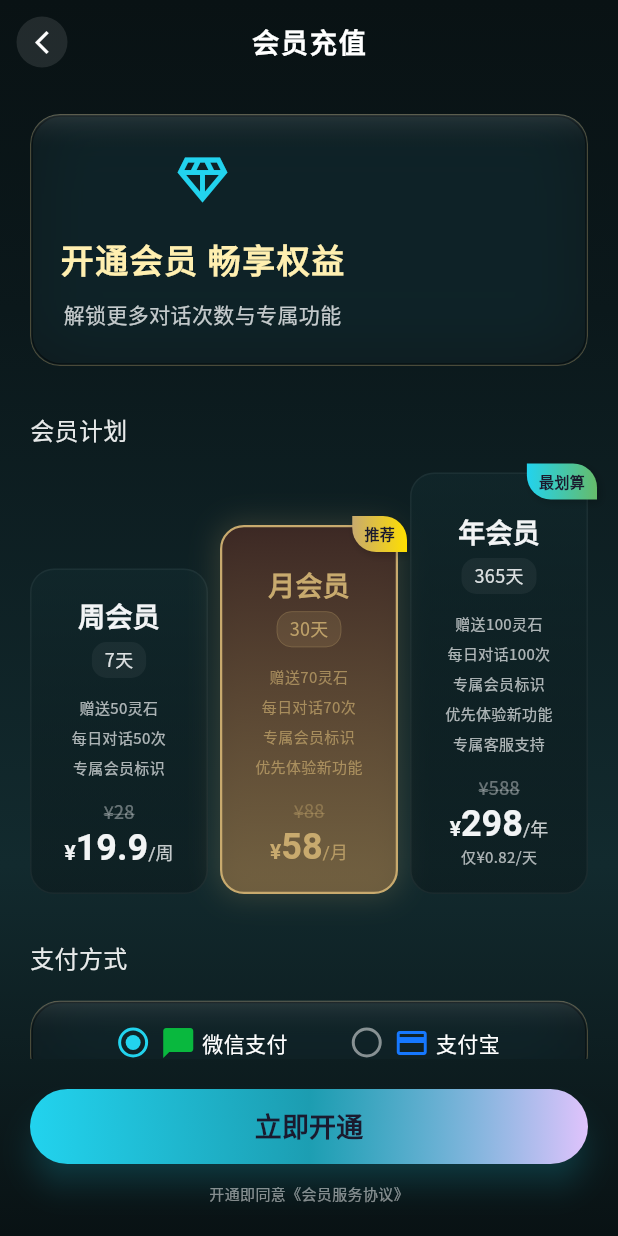
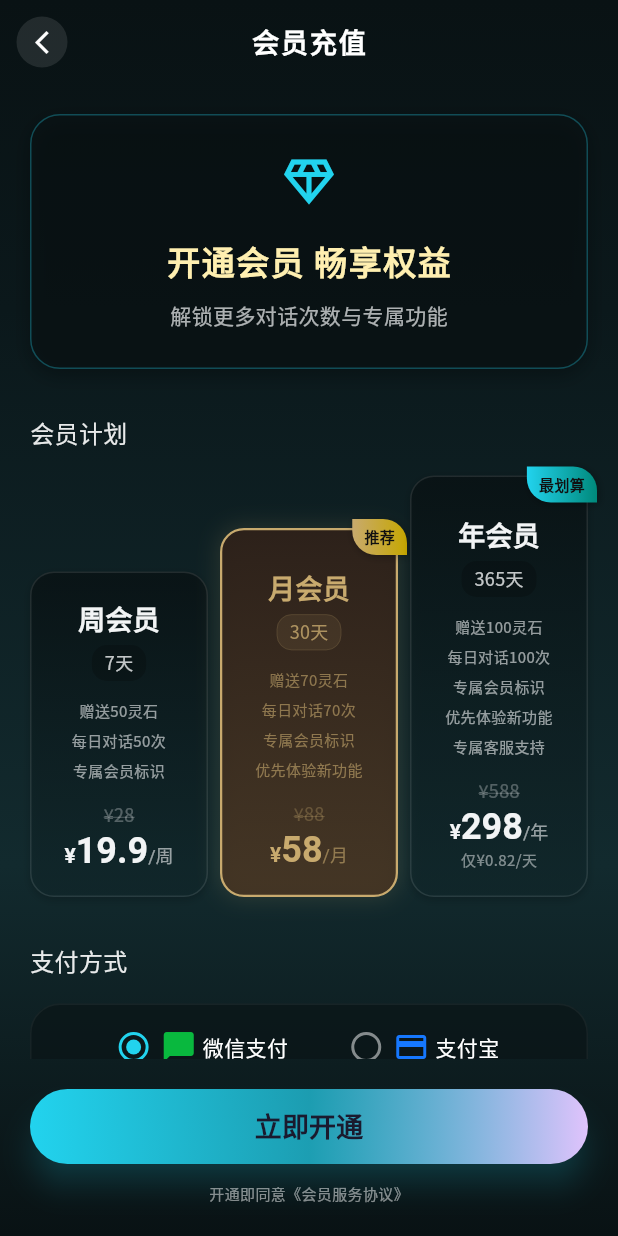
Before and after one commit to C293943/ios-app, a Flutter app: the MemberRechargeScreen screen opened directly, on a phone screen of 412 x 824 dp. Run offline on Flutter 3.47's test engine with Material 3 defaults, Android fonts, the phone set to English and light mode, and no system bars; our stand-ins replace cached_network_image, file_picker, google_fonts, shared_preferences, video_player; missing offline and left inert: flutter_3d_controller, flutter_inappwebview, markdown_widget; accounts and stored records are empty.

Commit message:
优化充值页

```diff
--- a/lib/screens/member_recharge_screen.dart
+++ b/lib/screens/member_recharge_screen.dart
@@ -98,11 +98,24 @@ class _MemberRechargeScreenState extends State<MemberRechargeScreen> {
   }
 
   Widget _buildHeaderCard(BuildContext context) {
-    return GlassContainer(
-      variant: GlassVariant.spirit,
+    return Container(
       width: double.infinity,
       padding: const EdgeInsets.symmetric(vertical: 24, horizontal: 20),
-      borderRadius: BorderRadius.circular(20),
+      decoration: BoxDecoration(
+        color: AppTheme.voidDeeper.withOpacity(0.6), // Deep dark background
+        borderRadius: BorderRadius.circular(20),
+        border: Border.all(
+          color: AppTheme.fluorescentCyan.withOpacity(0.3),
+          width: 1,
+        ),
+        boxShadow: [
+          BoxShadow(
+            color: Colors.black.withOpacity(0.3),
+            blurRadius: 10,
+            offset: const Offset(0, 4),
+          ),
+        ],
+      ),
       child: Column(
         children: [
           Icon(
@@ -114,7 +127,7 @@ class _MemberRechargeScreenState extends State<MemberRechargeScreen> {
           Text(
             context.l10n.activateMember,
             style: TextStyle(
-              color: AppTheme.warmYellow, // Gold for premium feel
+              color: AppTheme.warmYellow,
               fontSize: 22,
               fontWeight: FontWeight.bold,
               letterSpacing: 1,
@@ -124,7 +137,7 @@ class _MemberRechargeScreenState extends State<MemberRechargeScreen> {
           Text(
             context.l10n.unlockFeatures,
             style: TextStyle(
-              color: AppTheme.inkText.withOpacity(0.8), // Softer text
+              color: AppTheme.inkText.withOpacity(0.7),
               fontSize: 14,
             ),
           ),
@@ -153,8 +166,8 @@ class _MemberRechargeScreenState extends State<MemberRechargeScreen> {
             priceUnit: '/${context.l10n.week}',
             tag: null,
             gradientColors: [
-              AppTheme.inkGreen.withOpacity(0.6), // Darker base
-              AppTheme.voidDeeper.withOpacity(0.4),
+              AppTheme.voidDeeper.withOpacity(0.8),
+              AppTheme.inkGreen.withOpacity(0.6),
             ],
           ),
         ),
@@ -177,8 +190,8 @@ class _MemberRechargeScreenState extends State<MemberRechargeScreen> {
             tag: context.l10n.recommended,
             isGold: true,
             gradientColors: [
-              const Color(0xFF3E2723).withOpacity(0.9), // Dark Bronze/Gold base
-              AppTheme.bronzeGold.withOpacity(0.7),
+              const Color(0xFF2D1F18).withOpacity(0.9), // Deep bronze/black
+              const Color(0xFF4A3420).withOpacity(0.8), // Dark bronze
             ],
             textColor: AppTheme.amberGold,
           ),
@@ -203,8 +216,8 @@ class _MemberRechargeScreenState extends State<MemberRechargeScreen> {
             dailyPrice: context.l10n.pricePerDay('0.82'),
             tag: context.l10n.bestValue,
             gradientColors: [
+              AppTheme.voidDeeper.withOpacity(0.8),
               AppTheme.inkGreen.withOpacity(0.6),
-              AppTheme.voidDeeper.withOpacity(0.4),
             ],
           ),
         ),
@@ -230,11 +243,11 @@ class _MemberRechargeScreenState extends State<MemberRechargeScreen> {
     final isSelected = _selectedPlanIndex == index;
     final baseTextColor = isGold ? textColor : AppTheme.inkText;
 
-    // For selected non-gold items, use cyan tint
+    // Use darker, richer gradients for selected states
     final effectiveGradient = isSelected && !isGold
         ? [
-            AppTheme.fluorescentCyan.withOpacity(0.15),
-            AppTheme.inkGreen.withOpacity(0.8),
+            const Color(0xFF0F262A), // Dark cyan/black
+            const Color(0xFF163A3F), // Slightly lighter
           ]
         : gradientColors;
 
@@ -258,18 +271,24 @@ class _MemberRechargeScreenState extends State<MemberRechargeScreen> {
               border: Border.all(
                 color: isSelected
                     ? (isGold ? AppTheme.amberGold : AppTheme.fluorescentCyan)
-                    : Colors.white.withOpacity(0.05), // Subtle border for unselected
+                    : Colors.white.withOpacity(0.1),
                 width: isSelected ? 1.5 : 1,
               ),
               boxShadow: isSelected
                   ? [
                       BoxShadow(
-                        color: (isGold ? AppTheme.amberGold : AppTheme.fluorescentCyan).withOpacity(0.2),
-                        blurRadius: 16,
-                        spreadRadius: 2,
+                        color: (isGold ? AppTheme.amberGold : AppTheme.fluorescentCyan).withOpacity(0.15),
+                        blurRadius: 12,
+                        spreadRadius: 1,
                       )
                     ]
-                  : [],
+                  : [
+                    BoxShadow(
+                      color: Colors.black.withOpacity(0.2),
+                      blurRadius: 4,
+                      offset: const Offset(0, 2),
+                    )
+                  ],
             ),
             child: Column(
               children: [
@@ -285,17 +304,17 @@ class _MemberRechargeScreenState extends State<MemberRechargeScreen> {
                 Container(
                   padding: const EdgeInsets.symmetric(horizontal: 8, vertical: 2),
                   decoration: BoxDecoration(
-                    color: isGold ? AppTheme.amberGold.withOpacity(0.15) : Colors.white.withOpacity(0.05),
+                    color: isGold ? AppTheme.amberGold.withOpacity(0.1) : Colors.black.withOpacity(0.2),
                     borderRadius: BorderRadius.circular(10),
                     border: Border.all(
-                      color: isGold ? AppTheme.amberGold.withOpacity(0.3) : Colors.transparent,
+                      color: isGold ? AppTheme.amberGold.withOpacity(0.2) : Colors.transparent,
                       width: 0.5,
                     ),
                   ),
                   child: Text(
                     duration,
                     style: TextStyle(
-                      color: baseTextColor.withOpacity(0.9),
+                      color: baseTextColor.withOpacity(0.8),
                       fontSize: 12,
                     ),
                   ),
@@ -311,7 +330,7 @@ class _MemberRechargeScreenState extends State<MemberRechargeScreen> {
                         child: Text(
                           benefit,
                           style: TextStyle(
-                            color: baseTextColor.withOpacity(0.7),
+                            color: baseTextColor.withOpacity(0.6),
                             fontSize: 10,
                           ),
                           textAlign: TextAlign.center,
@@ -322,14 +341,14 @@ class _MemberRechargeScreenState extends State<MemberRechargeScreen> {
                     ],
                   ),
                 )),
-                const SizedBox(height: 8), // Add some spacing before price
+                const SizedBox(height: 8),
                 Text(
                   '¥$originalPrice',
                   style: TextStyle(
-                    color: baseTextColor.withOpacity(0.4),
+                    color: baseTextColor.withOpacity(0.3),
                     fontSize: 12,
                     decoration: TextDecoration.lineThrough,
-                    decorationColor: baseTextColor.withOpacity(0.4),
+                    decorationColor: baseTextColor.withOpacity(0.3),
                   ),
                 ),
                 RichText(
@@ -354,7 +373,7 @@ class _MemberRechargeScreenState extends State<MemberRechargeScreen> {
                       TextSpan(
                         text: priceUnit,
                         style: TextStyle(
-                          color: baseTextColor.withOpacity(0.8),
+                          color: baseTextColor.withOpacity(0.6),
                           fontSize: 12,
                         ),
                       ),
@@ -365,7 +384,7 @@ class _MemberRechargeScreenState extends State<MemberRechargeScreen> {
                   Text(
                     dailyPrice,
                     style: TextStyle(
-                      color: baseTextColor.withOpacity(0.7),
+                      color: baseTextColor.withOpacity(0.5),
                       fontSize: 10,
                     ),
                   ),
@@ -383,8 +402,8 @@ class _MemberRechargeScreenState extends State<MemberRechargeScreen> {
                 decoration: BoxDecoration(
                   gradient: LinearGradient(
                     colors: isGold
-                      ? [AppTheme.amberGold, const Color(0xFFFFDF00)]
-                      : [AppTheme.fluorescentCyan, const Color(0xFF66BB6A)],
+                      ? [AppTheme.amberGold, const Color(0xFFC6A700)]
+                      : [AppTheme.fluorescentCyan, const Color(0xFF00897B)],
                   ),
                   borderRadius: const BorderRadius.only(
                     topRight: Radius.circular(16),
@@ -392,16 +411,16 @@ class _MemberRechargeScreenState extends State<MemberRechargeScreen> {
                   ),
                   boxShadow: [
                     BoxShadow(
-                      color: Colors.black.withOpacity(0.2),
+                      color: Colors.black.withOpacity(0.3),
                       blurRadius: 4,
-                      offset: const Offset(2, 2),
+                      offset: const Offset(1, 1),
                     )
                   ],
                 ),
                 child: Text(
                   tag,
                   style: const TextStyle(
-                    color: Color(0xFF1A1A2E), // Dark text on bright tags
+                    color: Color(0xFF101010),
                     fontSize: 10,
                     fontWeight: FontWeight.bold,
                   ),
@@ -414,25 +433,31 @@ class _MemberRechargeScreenState extends State<MemberRechargeScreen> {
   }
 
   Widget _buildPaymentMethod(BuildContext context) {
-    return GlassContainer(
-      variant: GlassVariant.spirit,
+    return Container(
       width: double.infinity,
       padding: const EdgeInsets.all(16),
-      borderRadius: BorderRadius.circular(20),
+      decoration: BoxDecoration(
+        color: AppTheme.voidDeeper.withOpacity(0.6),
+        borderRadius: BorderRadius.circular(20),
+        border: Border.all(
+          color: Colors.white.withOpacity(0.05),
+          width: 1,
+        ),
+      ),
       child: Row(
         mainAxisAlignment: MainAxisAlignment.spaceEvenly,
         children: [
           _buildPaymentOption(
             context,
             index: 0,
-            icon: Icons.chat_bubble, // Placeholder for WeChat
+            icon: Icons.chat_bubble,
             iconColor: const Color(0xFF09B83E),
             label: context.l10n.wechatPay,
           ),
           _buildPaymentOption(
             context,
             index: 1,
-            icon: Icons.payment, // Placeholder for Alipay
+            icon: Icons.payment,
             iconColor: const Color(0xFF1678FF),
             label: context.l10n.alipay,
           ),
```
